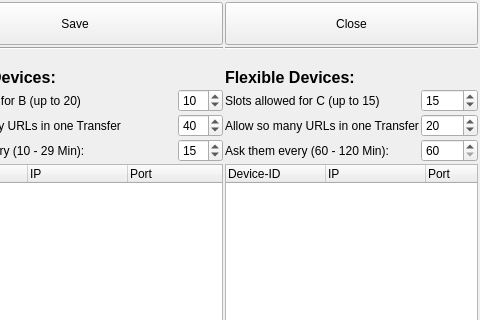
berndhs/arado, file ui/connection-display.ui: the form before one commit; both pictures show x 436 to 916 and y 0 to 320 of the 916 by 612 pixel window.
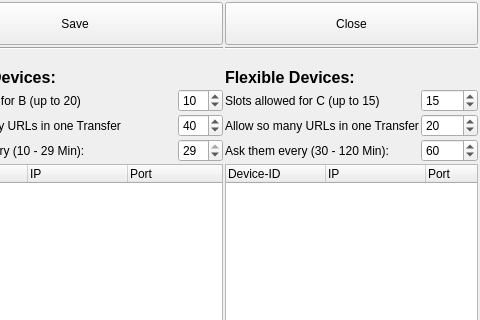
The form after the commit. Icons and pictures are not drawn.

Commit message: update, use  A B C

What changed in the file:
```diff
--- a/ui/connection-display.ui
+++ b/ui/connection-display.ui
@@ -90,14 +90,14 @@
       <number>29</number>
      </property>
      <property name="value">
-      <number>15</number>
+      <number>29</number>
      </property>
     </widget>
    </item>
    <item row="7" column="12">
     <widget class="QLabel" name="labelipdrop_2">
      <property name="text">
-      <string>Ask them every (60 - 120 Min):</string>
+      <string>Ask them every (30 - 120 Min):</string>
      </property>
     </widget>
    </item>
@@ -110,7 +110,7 @@
       <locale language="German" country="Germany"/>
      </property>
      <property name="minimum">
-      <number>60</number>
+      <number>30</number>
      </property>
      <property name="maximum">
       <number>120</number>
```
Left out of the diff: 127 changed lines with no effect on the pictures.
